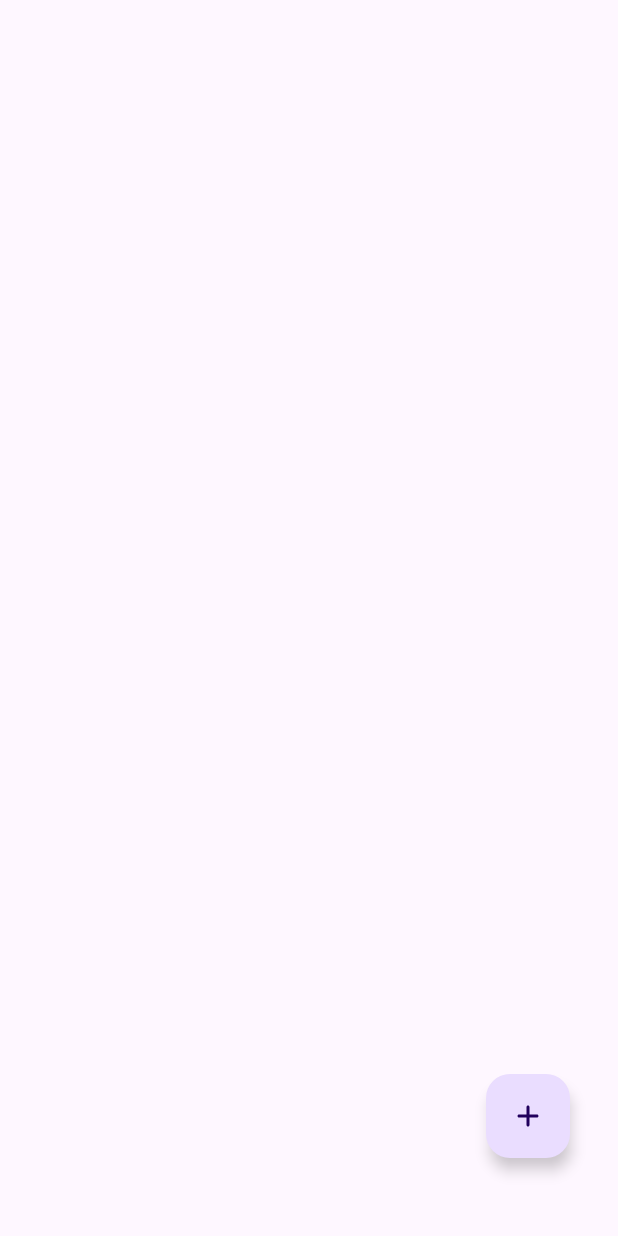
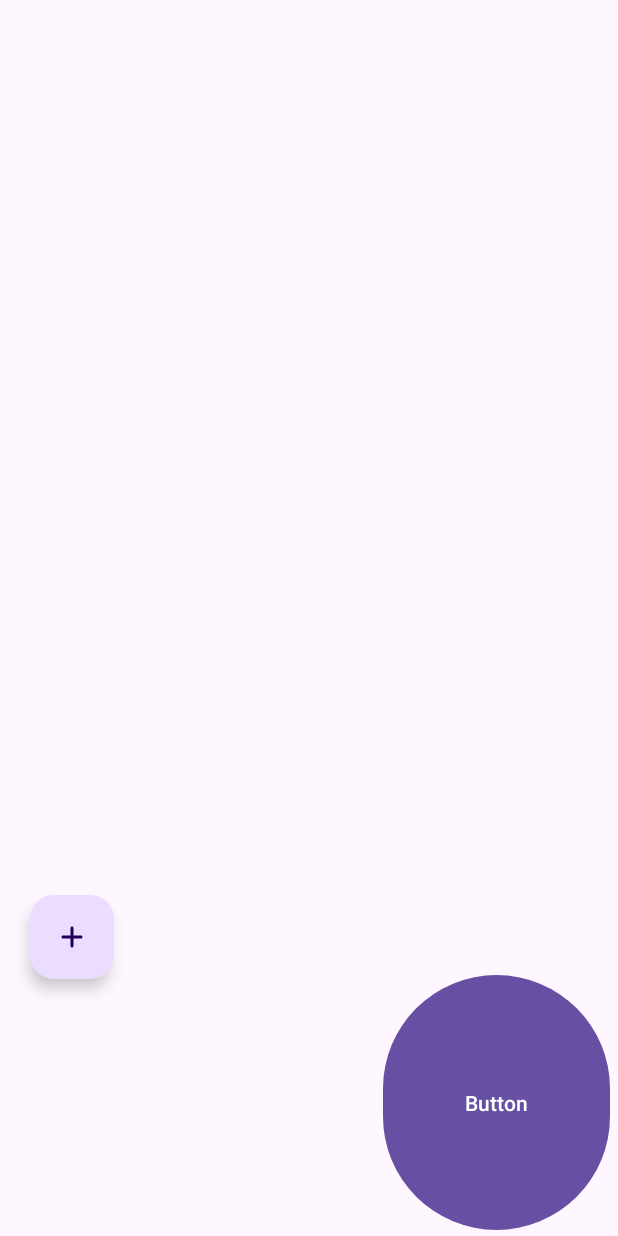
Before and after one commit to HanifBocil12/firebase_learn, an Android app: the screen it shows after launch once a user with an empty profile is signed in (MainActivity), on a phone screen of 412 x 824 dp. Run offline under Robolectric (Android 15) with nearby library versions, the phone set to English and light mode, and no system bars; our stand-ins replace Firebase (no records; nobody signed in at launch, a user with empty details on screens opened directly).

Commit message:
11/9/24 5:35

```diff
--- a/app/build.gradle.kts
+++ b/app/build.gradle.kts
@@ -55,6 +55,7 @@ dependencies {
     implementation(libs.androidx.constraintlayout)
     implementation(libs.firebase.auth)
     implementation(libs.firebase.firestore.ktx)
+    implementation(libs.firebase.firestore)
     testImplementation(libs.junit)
     androidTestImplementation(libs.androidx.junit)
     androidTestImplementation(libs.androidx.espresso.core)
--- a/app/src/main/java/com/example/myapplication/MainActivity.kt
+++ b/app/src/main/java/com/example/myapplication/MainActivity.kt
@@ -2,12 +2,22 @@ package com.example.myapplication
 
 import android.content.Intent
 import android.os.Bundle
+import android.widget.AdapterView
+import android.widget.Button
 import android.widget.TextView
+import android.widget.Toast
 import androidx.activity.enableEdgeToEdge
 import androidx.appcompat.app.AppCompatActivity
 import androidx.core.view.ViewCompat
 import androidx.core.view.WindowInsetsCompat
+import androidx.recyclerview.widget.RecyclerView
+import com.google.android.gms.tasks.OnCompleteListener
+import com.google.android.gms.tasks.Task
+import com.google.android.material.floatingactionbutton.FloatingActionButton
 import com.google.firebase.auth.FirebaseAuth
+import com.google.firebase.firestore.FirebaseFirestore
+import com.google.firebase.firestore.QuerySnapshot
+import java.util.Objects
 
 class MainActivity : AppCompatActivity() {
     private var mAuth: FirebaseAuth = FirebaseAuth.getInstance()
@@ -21,10 +31,90 @@ class MainActivity : AppCompatActivity() {
             v.setPadding(systemBars.left, systemBars.top, systemBars.right, systemBars.bottom)
             insets
         }
+        val db = FirebaseFirestore.getInstance()
+        val add = findViewById<FloatingActionButton>(R.id.addUser)
+        val recyclerView= findViewById<RecyclerView>(R.id.recyclerView)
 
         val fireUser = mAuth.currentUser
         if (fireUser != null) {
             findViewById<TextView>(R.id.nm).text = fireUser.displayName
+
+//            findViewById<Button>(R.id.btn_Regisis).setOnClickListener {
+//                val intent = Intent(this, Regis::class.java)
+//                startActivity(intent);
+//            }
+
+            add.setOnClickListener {
+                val intent = Intent(this, Add::class.java)
+                startActivity(intent)
+            }
+
+            db.collection("users").get().addOnCompleteListener(
+                object : OnCompleteListener<QuerySnapshot?> {
+                    override fun onComplete(task: Task<QuerySnapshot?>) {
+                        if (task.isSuccessful) {
+                            val arrayList = ArrayList<User>()
+                            for (document in task.result!!) {
+                                val user = document.toObject(User::class.java)
+                                user.id = document.id
+                                arrayList.add(user)
+                            }
+                            val adapter = UserAdapter(this@MainActivity, arrayList)
+                            recyclerView.setAdapter(adapter)
+
+                            adapter.setOnItemClickListenerManually(object : UserAdapter.OnItemClickListener {
+                                override fun onClick(user: User?) {
+                                    App.user = user
+                                    startActivity(
+                                        Intent(
+                                            this@MainActivity,
+                                            Edit::class.java
+                                        )
+                                    )
+                                }
+                            })
+                        } else {
+                            Toast.makeText(
+                                this@MainActivity,
+                                Objects.requireNonNull(task.exception)?.message,
+                                Toast.LENGTH_SHORT
+                            ).show()
+                        }
+                    }
+                })
+
+            findViewById<Button>(R.id.reload).setOnClickListener {
+                db.collection("users").get().addOnCompleteListener { task ->
+                    if (task.isSuccessful) {
+                        val arrayList:ArrayList<User> = ArrayList<User>()
+                        for (document in task.result) {
+                            val user = document.toObject(User::class.java)
+                            user.id = document.id
+                            arrayList.add(user)
+                        }
+                        val adapter = UserAdapter(this@MainActivity, arrayList)
+                        recyclerView.adapter = adapter
+
+                        adapter.setOnItemClickListenerManually(object : UserAdapter.OnItemClickListener {
+                            override fun onClick(user: User?) {
+                                App.user = user
+                                startActivity(
+                                    Intent(
+                                        this@MainActivity,
+                                        Edit::class.java
+                                    )
+                                )
+                            }
+                        })
+                    } else {
+                        Toast.makeText(
+                            this@MainActivity,
+                            Objects.requireNonNull(task.exception)!!.message,
+                            Toast.LENGTH_SHORT
+                        ).show()
+                    }
+                }
+            }
         }
         else{
             val intent = Intent(this, Login::class.java)
--- a/app/src/main/java/com/example/myapplication/User.kt
+++ b/app/src/main/java/com/example/myapplication/User.kt
@@ -1,6 +1,7 @@
 package com.example.myapplication
 
 data class User (
-    var title:String,
-    var time:String
+    var title:String ="",
+    var time:String="",
+    var id:String=""
 )
--- a/app/src/main/java/com/example/myapplication/UserAdapter.kt
+++ b/app/src/main/java/com/example/myapplication/UserAdapter.kt
@@ -9,10 +9,11 @@ import android.widget.TextView
 import androidx.recyclerview.widget.RecyclerView
 
 class UserAdapter(
-    val context: Context,
-    var arrayList: List<User>,
-    val onItemClickListener: OnItemClickListener
+    var context: Context,
+    var arrayList: List<User>
 ) : RecyclerView.Adapter<UserAdapter.UserView>() {
+    var onItemClickListener: OnItemClickListener? = null
+
     inner class UserView(itemview: View) : RecyclerView.ViewHolder(itemview){
         val titleTextView: TextView = itemView.findViewById(R.id.tv_title)
         val timeTextView: TextView = itemView.findViewById(R.id.tv_time)
@@ -31,15 +32,15 @@ class UserAdapter(
         holder.titleTextView.setText(arrayList[position].title)
         holder.timeTextView.setText(arrayList[position].time)
         holder.itemView.setOnClickListener {
-            onItemClickListener.onClick(arrayList[position])
+            onItemClickListener!!.onClick(arrayList[position])
         }
     }
 
-    fun setOnItemClickListener(onItemClickListener: com.example.firestorecrud.UserAdapter.OnItemClickListener?) {
+    fun setOnItemClickListenerManually(onItemClickListener: OnItemClickListener) {
         this.onItemClickListener = onItemClickListener
     }
 
-    interface OnItemClickListener {
+    public interface OnItemClickListener {
         fun onClick(user: User?)
     }
 }
--- /dev/null
+++ b/app/src/main/res/drawable/baseline_check_24.xml
@@ -0,0 +1,5 @@
+<vector xmlns:android="http://schemas.android.com/apk/res/android" android:height="24dp" android:tint="#FFFFFF" android:viewportHeight="24" android:viewportWidth="24" android:width="24dp">
+
+    <path android:fillColor="@android:color/white" android:pathData="M9,16.17L4.83,12l-1.42,1.41L9,19 21,7l-1.41,-1.41z"/>
+
+</vector>
--- a/app/src/main/res/layout/activity_main.xml
+++ b/app/src/main/res/layout/activity_main.xml
@@ -1,53 +1,61 @@
 <?xml version="1.0" encoding="utf-8"?>
-<androidx.constraintlayout.widget.ConstraintLayout xmlns:android="http://schemas.android.com/apk/res/android"
+<LinearLayout xmlns:android="http://schemas.android.com/apk/res/android"
     xmlns:app="http://schemas.android.com/apk/res-auto"
     xmlns:tools="http://schemas.android.com/tools"
     android:id="@+id/main"
     android:layout_width="match_parent"
     android:layout_height="match_parent"
     android:padding="20dp"
+    android:orientation="vertical"
     tools:context=".MainActivity">
 
     <TextView
         android:id="@+id/nm"
         android:layout_width="wrap_content"
         android:layout_height="wrap_content"
-        android:text="Hello World!"
-        app:layout_constraintEnd_toEndOf="parent"
-        app:layout_constraintStart_toStartOf="parent"
-        app:layout_constraintTop_toTopOf="parent" />
+        android:text="Hello World!" />
 
-    <com.google.android.material.floatingactionbutton.FloatingActionButton
-        android:id="@+id/addUser"
-        android:layout_width="wrap_content"
-        android:layout_height="wrap_content"
-        android:layout_alignParentEnd="true"
-        android:layout_alignParentBottom="true"
-        android:layout_margin="16sp"
-        android:layout_marginTop="20dp"
-        android:layout_marginBottom="32dp"
-        android:src="@drawable/round_add_24"
-        app:layout_constraintBottom_toBottomOf="parent"
-        app:layout_constraintEnd_toEndOf="parent"
-        app:layout_constraintHorizontal_bias="0.6"
-        app:layout_constraintStart_toStartOf="@+id/guideline"
-        app:layout_constraintTop_toBottomOf="@+id/recyclerView" />
 
     <androidx.recyclerview.widget.RecyclerView
         android:id="@+id/recyclerView"
-        android:layout_width="380dp"
-        android:layout_height="663dp"
-        app:layout_constraintEnd_toEndOf="parent"
-        app:layout_constraintStart_toStartOf="parent"
-        tools:layout_editor_absoluteY="32dp">
+        android:layout_width="373dp"
+        android:layout_height="557dp" />
 
-    </androidx.recyclerview.widget.RecyclerView>
+    <RelativeLayout
+        android:layout_width="match_parent"
+        android:layout_height="wrap_content">
+
+        <com.google.android.material.floatingactionbutton.FloatingActionButton
+            android:id="@+id/addUser"
+            android:layout_width="wrap_content"
+            android:layout_height="wrap_content"
+            android:layout_alignParentStart="true"
+            android:layout_alignParentTop="true"
+            android:layout_margin="20dp"
+            android:layout_marginStart="20dp"
+            android:layout_marginTop="43dp"
+            android:layout_marginBottom="16dp"
+            android:src="@drawable/round_add_24" />
+
+        <Button
+            android:id="@+id/reload"
+            android:layout_width="111dp"
+            android:layout_height="56dp"
+            android:layout_alignParentStart="true"
+            android:layout_alignParentTop="true"
+            android:layout_alignParentEnd="true"
+            android:layout_alignParentBottom="true"
+            android:layout_marginStart="255dp"
+            android:layout_marginTop="58dp"
+            android:layout_marginEnd="5dp"
+            android:layout_marginBottom="11dp"
+            android:text="Button" />
+
+    </RelativeLayout>
 
     <androidx.constraintlayout.widget.Guideline
         android:id="@+id/guideline"
         android:layout_width="wrap_content"
-        android:layout_height="wrap_content"
-        android:orientation="vertical"
-        app:layout_constraintGuide_begin="285dp" />
+        android:layout_height="wrap_content" />
 
-</androidx.constraintlayout.widget.ConstraintLayout>
+</LinearLayout>
--- a/gradle/libs.versions.toml
+++ b/gradle/libs.versions.toml
@@ -12,6 +12,7 @@ constraintlayout = "2.2.0"
 googleGmsGoogleServices = "4.4.2"
 firebaseAuth = "23.1.0"
 firebaseFirestoreKtx = "25.1.1"
+firebaseFirestore = "25.1.1"
 
 [libraries]
 androidx-core-ktx = { group = "androidx.core", name = "core-ktx", version.ref = "coreKtx" }
@@ -24,6 +25,7 @@ androidx-activity = { group = "androidx.activity", name = "activity", version.re
 androidx-constraintlayout = { group = "androidx.constraintlayout", name = "constraintlayout", version.ref = "constraintlayout" }
 firebase-auth = { group = "com.google.firebase", name = "firebase-auth", version.ref = "firebaseAuth" }
 firebase-firestore-ktx = { group = "com.google.firebase", name = "firebase-firestore-ktx", version.ref = "firebaseFirestoreKtx" }
+firebase-firestore = { group = "com.google.firebase", name = "firebase-firestore", version.ref = "firebaseFirestore" }
 
 [plugins]
 android-application = { id = "com.android.application", version.ref = "agp" }
```
Also changed, not shown: app/src/main/AndroidManifest.xml (+7 -2 lines), app/src/main/java/com/example/myapplication/Add.kt (added, +71 -0 lines), app/src/main/java/com/example/myapplication/App.kt (added, +9 -0 lines), app/src/main/java/com/example/myapplication/Edit.kt (added, +25 -0 lines), app/src/main/res/layout/activity_add.xml (added, +38 -0 lines), app/src/main/res/layout/activity_edit.xml (added, +21 -0 lines), app/src/main/res/menu/bar.xml (added, +9 -0 lines).
